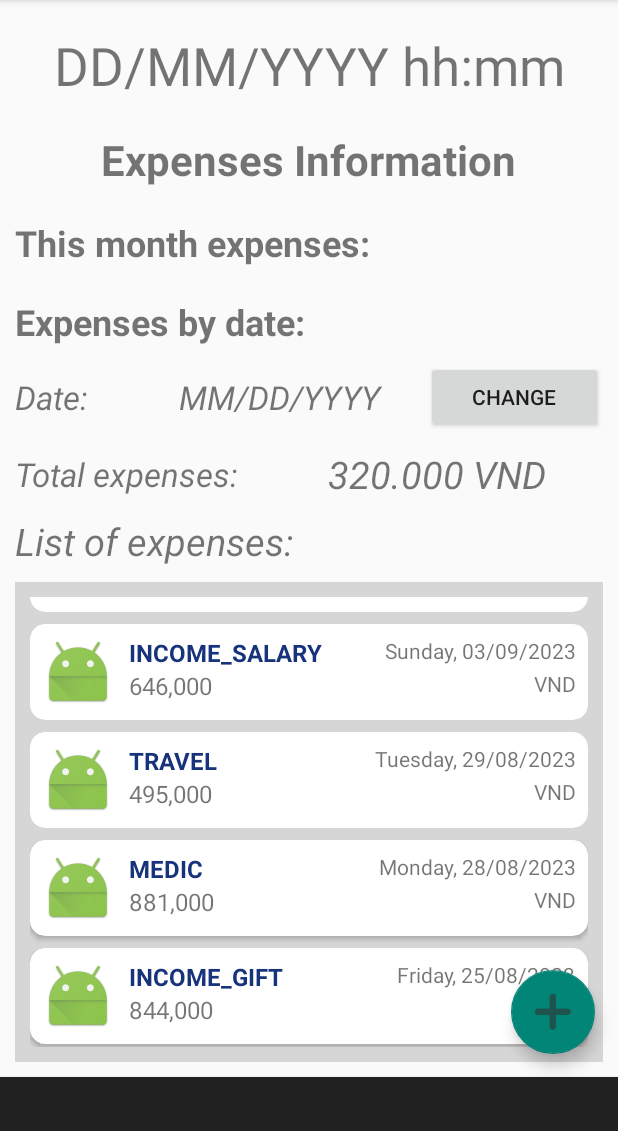
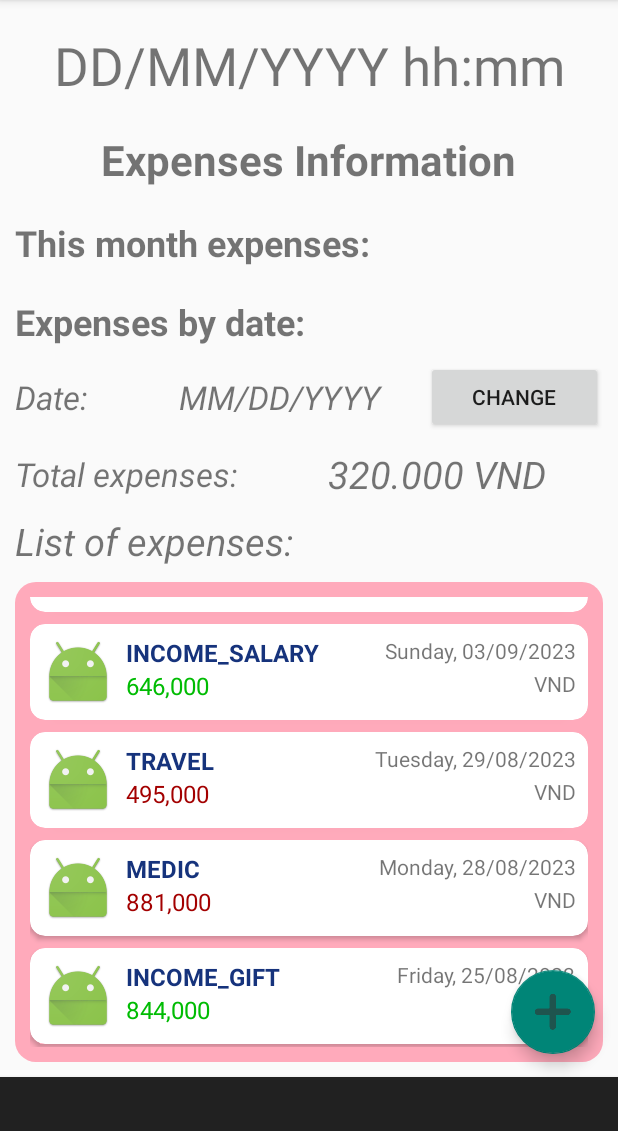
Before and after one commit to harouzie/midterm, an Android app: the screen it shows after launch (MainActivity), scrolled down 630 dp, on a phone screen of 412 x 824 dp, the part 84-1215 px from its top. Run offline under Robolectric (Android 15) with nearby library versions, the phone set to English and light mode, and no system bars.

Commit message:
[DESIGN] minor update - add rounded_panel

```diff
--- a/app/src/main/java/tdtu/fit/hrz/midterm/TransactionListAdapter.java
+++ b/app/src/main/java/tdtu/fit/hrz/midterm/TransactionListAdapter.java
@@ -15,6 +15,7 @@ import java.util.ArrayList;
 import java.util.LinkedList;
 
 import tdtu.fit.hrz.midterm.entity.Transaction;
+import tdtu.fit.hrz.midterm.entity.TransactionCategory;
 
 /**
  *
@@ -74,6 +75,12 @@ public class TransactionListAdapter extends RecyclerView.Adapter<TransactionList
             transaction_currency.setText(
                     String.format("%s", transaction.getCurrency().getCurrencyCode()));
             transaction_date.setText(String.format("%s", transaction.getSpentDateString()));
+
+            if (TransactionCategory.INCOME_GIFT.equals(transaction.getCategory())
+                    || TransactionCategory.INCOME_SALARY.equals(transaction.getCategory())){
+                transaction_amount.setTextColor(context.getResources().getColor(R.color.green));
+            } else transaction_amount.setTextColor(context.getResources().getColor(R.color.dark_red));
+
         }
 
         @Override
--- /dev/null
+++ b/app/src/main/res/drawable/rounded_panel.xml
@@ -0,0 +1,10 @@
+<?xml version="1.0" encoding="utf-8"?>
+<selector xmlns:android="http://schemas.android.com/apk/res/android">
+    <item>
+        <shape>
+            <corners android:radius="14dp"/>
+            <solid android:color="#FFAABB"/>
+        </shape>
+
+    </item>
+</selector>
--- a/app/src/main/res/layout/transaction_cardview.xml
+++ b/app/src/main/res/layout/transaction_cardview.xml
@@ -22,7 +22,7 @@
                 android:src="@android:mipmap/sym_def_app_icon"
                 android:layout_width="48dp"
                 android:layout_height="48dp"
-                android:layout_marginRight="10dp"
+                android:layout_marginRight="8dp"
                 android:layout_centerVertical="true"/>
 
             <TextView
--- a/app/src/main/res/values/colors.xml
+++ b/app/src/main/res/values/colors.xml
@@ -4,4 +4,7 @@
     <color name="white">#FFFFFFFF</color>
     <color name="transparent">#80FFFFFF</color>
     <color name="blue">#16337C</color>
+    <color name="green">#00BC03</color>
+    <color name="dark_red">#A30000</color>
+
 </resources>
```
